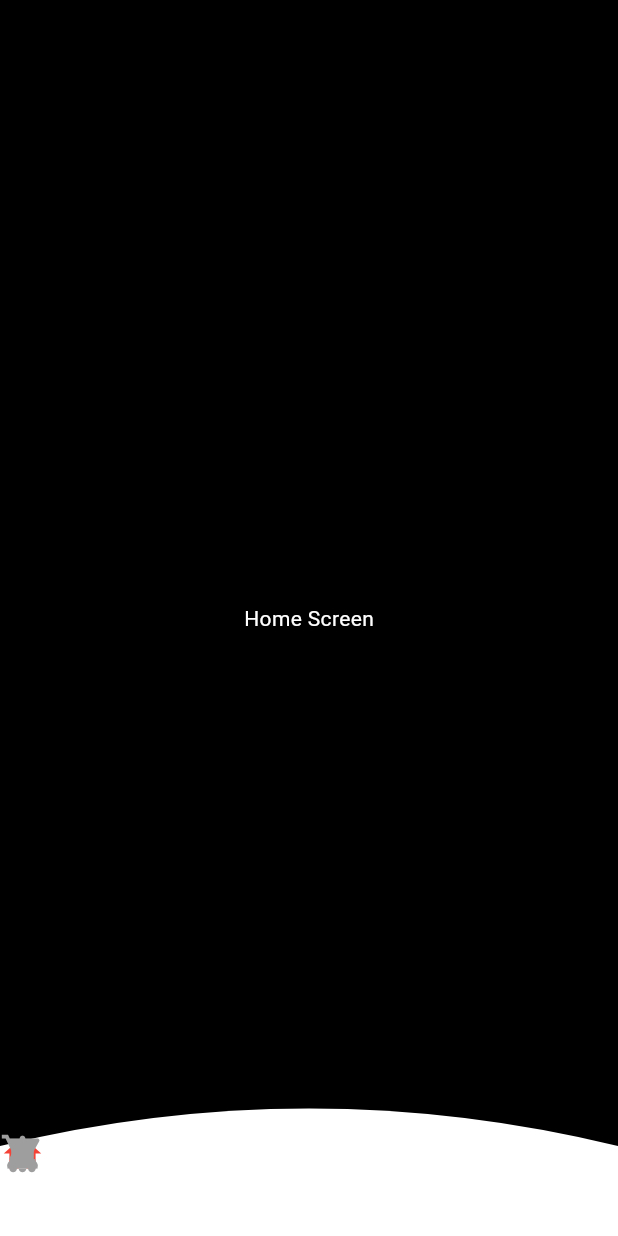
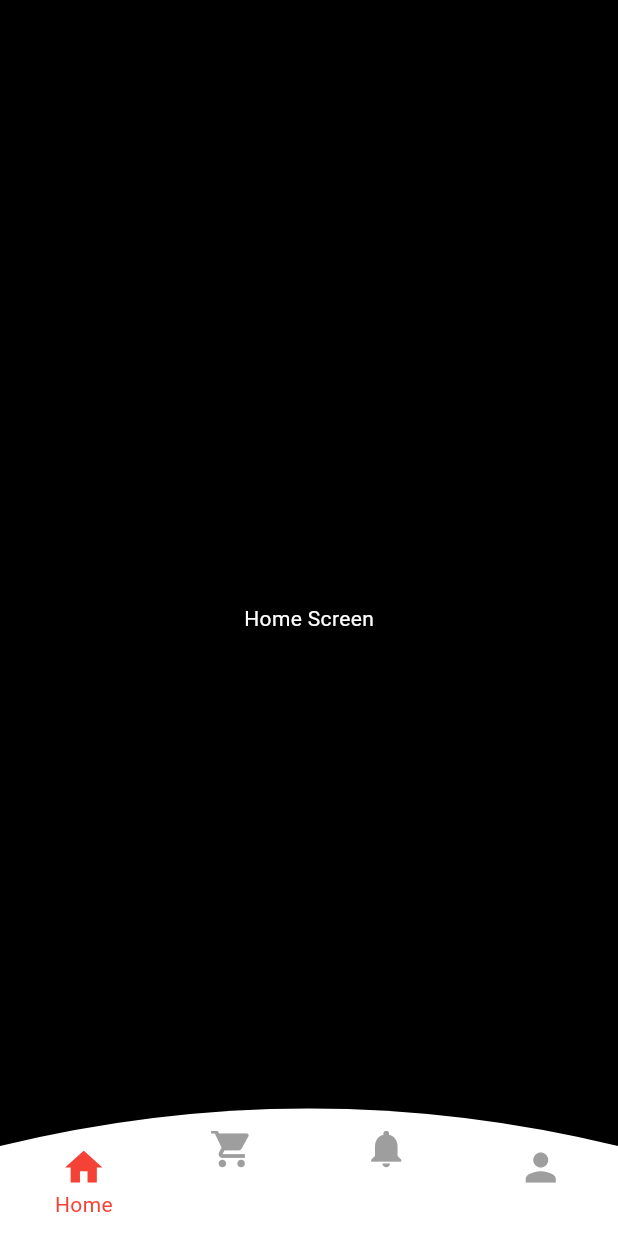
Before and after one commit to Ashiquekk696/curved_bottom_navigation_bar, a Flutter app: the screen it shows after launch, on a phone screen of 412 x 824 dp. Run offline on Flutter 3.47's test engine with Material 3 defaults, Android fonts, the phone set to English and light mode, and no system bars.

Commit message:
Animations re-added

````diff
--- a/lib/src/bottom_bar_widget.dart
+++ b/lib/src/bottom_bar_widget.dart
@@ -1,76 +1,47 @@
 import 'package:flutter/material.dart';
 
-/// A customizable curved bottom navigation bar widget.
+/// A custom bottom navigation bar with a curved design, animations, and dynamic icon selection.
 ///
-/// This widget provides a curved bottom navigation bar with animated
-/// transitions and customization options.
+/// This widget allows for a curved bottom navigation bar with custom icons, labels, animations,
+/// and background color. It also supports customizing the size of icons, the font size of labels,
+/// and the selection animation duration.
 ///
-/// [CurvedBottomNavigationBar] features:
-/// - Animated icons and labels for selected and unselected states.
-/// - Curved background for aesthetic appeal.
-/// - Customizable colors, fonts, and animations.
+/// [CurvedBottomNavigationBar] requires:
+/// - [selectedIndex] - The index of the currently selected item.
+/// - [onItemTapped] - A callback function to handle item selection.
+/// - [icons] - A list of icons to be displayed in the navigation bar.
+/// - [labels] - A list of labels corresponding to the icons.
+/// - [screens] - A list of screens that correspond to each icon in the navigation bar.
 ///
-/// ### Usage Example:
-/// ```dart
-/// CurvedBottomNavigationBar(
-///   selectedIndex: 0,
-///   onItemTapped: (index) {
-///     // Handle navigation logic here
-///   },
-///   icons: [Icons.home, Icons.search, Icons.person],
-///   labels: ['Home', 'Search', 'Profile'],
-///   screens: [HomeScreen(), SearchScreen(), ProfileScreen()],
-/// )
-/// ```
+/// Optional parameters:
+/// - [backgroundColor] - The background color of the navigation bar.
+/// - [height] - The height of the bottom navigation bar.
+/// - [iconSize] - The size of the icons.
+/// - [labelFontSize] - The font size for the labels.
+/// - [animationDuration] - The duration for the animations.
+/// - [selectedItemFontStyle] - The font style for the selected item label.
+/// - [selectedItemColor] - The color of the selected item icon and label.
+/// - [unselectedIconColor] - The color of the unselected item icons.
+/// - [unselectedItemFontStyle] - The font style for the unselected item label.
+/// - [disableAnimations] - Whether to disable animations for item selection.
+
 class CurvedBottomNavigationBar extends StatefulWidget {
-  /// The index of the currently selected item.
   final int selectedIndex;
+  final ValueChanged<int> onItemTapped;
+  final List<IconData> icons;
+  final List<String> labels;
+  final Color backgroundColor;
+  final double height;
+  final double iconSize;
+  final double labelFontSize;
+  final Duration animationDuration;
+  final TextStyle? selectedItemFontStyle;
+  final Color selectedItemColor;
+  final Color unselectedIconColor;
+  final TextStyle? unselectedItemFontStyle;
+  final List<Widget> screens;
+  final bool disableAnimations; // Added variable
 
-  /// Callback invoked when an item is tapped.
-  final ValueChanged<int> onItemTapped;
-
-  /// List of icons to display in the navigation bar.
-  final List<IconData> icons;
-
-  /// List of labels corresponding to the icons.
-  final List<String> labels;
-
-  /// Background color of the navigation bar.
-  final Color backgroundColor;
-
-  /// Height of the navigation bar.
-  final double height;
-
-  /// Size of the icons.
-  final double iconSize;
-
-  /// Font size of the labels.
-  final double labelFontSize;
-
-  /// Duration of the animations.
-  final Duration animationDuration;
-
-  /// Text style for selected item labels.
-  final TextStyle? selectedItemFontStyle;
-
-  /// Color for the selected item's icon and label.
-  final Color selectedItemColor;
-
-  /// Color for unselected item's icons.
-  final Color unselectedIconColor;
-
-  /// Text style for unselected item labels.
-  final TextStyle? unselectedItemFontStyle;
-
-  /// List of screens corresponding to each navigation item.
-  final List<Widget> screens;
-
-  /// Whether to disable animations.
-  final bool disableAnimations;
-
-  /// Creates a [CurvedBottomNavigationBar] widget.
-  ///
-  /// The [selectedIndex], [onItemTapped], [icons], [labels], and [screens] are required.
   const CurvedBottomNavigationBar({
     super.key,
     required this.selectedIndex,
@@ -87,7 +58,7 @@ class CurvedBottomNavigationBar extends StatefulWidget {
     this.selectedItemColor = Colors.white,
     this.unselectedIconColor = Colors.white70,
     this.unselectedItemFontStyle,
-    this.disableAnimations = false,
+    this.disableAnimations = false, // Default value
   });
 
   @override
@@ -101,6 +72,7 @@ class _CurvedBottomNavigationBarState extends State<CurvedBottomNavigationBar>
   late Animation<double> _shakeAnimation;
   late Animation<double> _scaleAnimation;
   late Animation<Color?> _colorAnimation;
+  bool isTapped = false;
 
   @override
   void initState() {
@@ -113,7 +85,6 @@ class _CurvedBottomNavigationBarState extends State<CurvedBottomNavigationBar>
     _shakeAnimation = Tween<double>(begin: 0, end: 8).animate(
       CurvedAnimation(parent: _animationController, curve: Curves.easeInOut),
     );
-
     _scaleAnimation = Tween<double>(begin: 1, end: 1.15).animate(
       CurvedAnimation(parent: _animationController, curve: Curves.easeInOut),
     );
@@ -135,7 +106,8 @@ class _CurvedBottomNavigationBarState extends State<CurvedBottomNavigationBar>
   @override
   Widget build(BuildContext context) {
     return Scaffold(
-      body: Stack(
+      body: SafeArea(
+        child: Stack(
           children: [
             widget.screens[widget.selectedIndex],
             Positioned(
@@ -149,10 +121,21 @@ class _CurvedBottomNavigationBarState extends State<CurvedBottomNavigationBar>
                   painter: CurvedNavBarPainter(widget.backgroundColor),
                   child: Stack(
                     children: List.generate(widget.icons.length, (index) {
+                      double dx = (index + 0.5) *
+                          (MediaQuery.of(context).size.width /
+                              widget.icons.length);
+                      double dy = _getYForPosition(
+                          dx, MediaQuery.of(context).size.width);
+
                       return Positioned(
-                      child: GestureDetector(
+                        left: dx - 15,
+                        top: dy - 30,
+                        child: Column(
+                          children: [
+                            GestureDetector(
                               onTap: () {
                                 widget.onItemTapped(index);
+                                isTapped = true;
                                 if (!widget.disableAnimations) {
                                   _animationController.forward(from: 0);
                                 }
@@ -160,15 +143,66 @@ class _CurvedBottomNavigationBarState extends State<CurvedBottomNavigationBar>
                               child: AnimatedBuilder(
                                 animation: _animationController,
                                 builder: (context, child) {
-                            return Icon(
+                                  return Transform.translate(
+                                    offset: Offset(
+                                      widget.disableAnimations
+                                          ? 0
+                                          : _shakeAnimation.value *
+                                              (widget.selectedIndex == index
+                                                  ? 1
+                                                  : 0),
+                                      0,
+                                    ),
+                                    child: Transform.scale(
+                                      scale: widget.selectedIndex == index
+                                          ? (widget.disableAnimations
+                                              ? 1
+                                              : _scaleAnimation.value)
+                                          : 1,
+                                      child: Icon(
                                         widget.icons[index],
                                         size: widget.iconSize,
-                              color: widget.selectedIndex == index
+                                        color: widget.disableAnimations
+                                            ? (widget.selectedIndex == index
                                                 ? widget.selectedItemColor
-                                  : widget.unselectedIconColor,
+                                                : widget.unselectedIconColor)
+                                            : (widget.selectedIndex == index
+                                                ?!isTapped?widget.selectedItemColor:
+                                                _colorAnimation.value
+                                                : widget.unselectedIconColor),
+                                      ),
+                                    ),
                                   );
                                 },
                               ),
+                            ),
+                            if (widget.selectedIndex == index)
+                              AnimatedBuilder(
+                                animation: _animationController,
+                                builder: (context, child) {
+                                  return Text(
+                                    widget.labels[index],
+                                    style: widget.disableAnimations
+                                        ? widget.selectedItemFontStyle?.copyWith(color: widget.selectedItemColor) ??
+                                            const TextStyle(
+                                                fontSize: 12,
+                                                color: Colors.white)
+                                        :
+                                         !isTapped?widget.selectedItemFontStyle?.copyWith(
+                                          color: widget.selectedItemColor):
+                                         widget.selectedItemFontStyle
+                                                ?.copyWith(
+                                              color:
+                                               _colorAnimation.value,
+                                            ) ??
+                                            TextStyle(
+                                              fontSize: widget.labelFontSize,
+                                              color: _colorAnimation.value,
+                                            ),
+                                  );
+                                },
+                              ),
+                          ],
                         ),
                       );
                     }),
@@ -178,11 +212,23 @@ class _CurvedBottomNavigationBarState extends State<CurvedBottomNavigationBar>
             ),
           ],
         ),
+      ),
     );
+  }
+
+  /// Calculates the vertical position (Y-coordinate) of an icon on the curved navigation bar.
+  /// The `x` parameter is the horizontal position of the icon, and `width` is the total width of the navigation bar.
+  ///
+  /// The function uses a quadratic bezier curve to create the "curved" effect for the icons.
+  double _getYForPosition(double x, double width) {
+    double t = x / width;
+    double y =
+        -25 * (4 * t * (1 - t)); // Adjust this for the desired curve effect
+    return y + 50; // Shift the curve up so the icons are positioned properly
   }
 }
 
-/// A custom painter to draw the curved background of the navigation bar.
+/// A custom painter for drawing the curved background of the bottom navigation bar.
 class CurvedNavBarPainter extends CustomPainter {
   final Color backgroundColor;
 
@@ -190,15 +236,17 @@ class CurvedNavBarPainter extends CustomPainter {
 
   @override
   void paint(Canvas canvas, Size size) {
-    final paint = Paint()
+    final Paint paint = Paint()
       ..color = backgroundColor
       ..style = PaintingStyle.fill;
 
-    final path = Path();
-    path.moveTo(0, 10);
+    Path path = Path();
+    path.moveTo(0, 10); // Start at the top-left corner
+
+    // Adjusted control point for a more curved effect
     path.quadraticBezierTo(
-      size.width / 2, -40, size.width, 10,
-    );
+        (size.width / 2), -40, size.width, 10); // Lower curve
+
     path.lineTo(size.width, size.height);
     path.lineTo(0, size.height);
     path.close();
--- a/pubspec.yaml
+++ b/pubspec.yaml
@@ -2,7 +2,7 @@ name: curved_bottom_navigation_bar
 description: "A highly customizable and animated curved bottom navigation bar for Flutter.
 This package provides a visually appealing navigation bar with smooth animations for scaling, shaking, and color transitions, making it perfect for modern app designs."
 version: 0.0.1
-
+license: MIT
 homepage: https://github.com/Ashiquekk696/curved_bottom_navigation_bar
 repository: https://github.com/Ashiquekk696/curved_bottom_navigation_bar
 
````
Also changed, not shown: 1 other file. Lines whose indentation alone changed are shown as unchanged.
